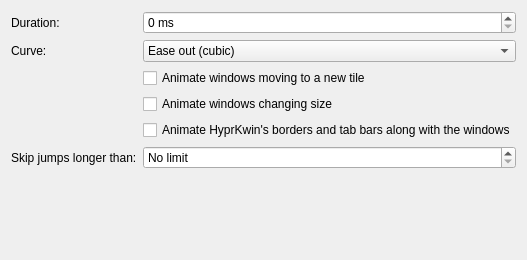
DGBooth/HyprKwin, file package-effect/contents/ui/config.ui: the form before one commit.
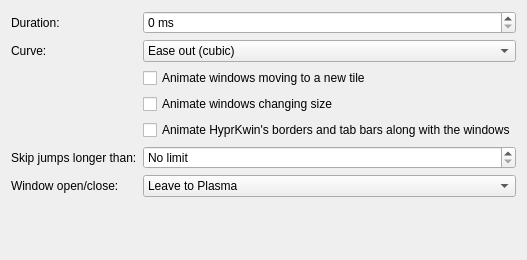
The form after the commit.

```diff
--- a/package-effect/contents/ui/config.ui
+++ b/package-effect/contents/ui/config.ui
@@ -46,6 +46,19 @@
      <property name="toolTip"><string>Keeps the focus border attached to the window while it moves. Turn off to leave borders snapping instantly.</string></property>
     </widget>
    </item>
+   <item row="6" column="0">
+    <widget class="QLabel" name="openCloseLabel"><property name="text"><string>Window open/close:</string></property></widget>
+   </item>
+   <item row="6" column="1">
+    <widget class="QComboBox" name="kcfg_OpenCloseEffect">
+     <property name="toolTip"><string>Hyprland's animations:windowsIn/windowsOut. These are Plasma's own effects; picking one here turns the others off, and "Leave to Plasma" keeps whatever you set in Desktop Effects.</string></property>
+     <item><property name="text"><string>Leave to Plasma</string></property></item>
+     <item><property name="text"><string>Scale</string></property></item>
+     <item><property name="text"><string>Fade</string></property></item>
+     <item><property name="text"><string>Glide</string></property></item>
+     <item><property name="text"><string>None</string></property></item>
+    </widget>
+   </item>
    <item row="5" column="0">
     <widget class="QLabel" name="maxDistanceLabel"><property name="text"><string>Skip jumps longer than:</string></property></widget>
    </item>
```
